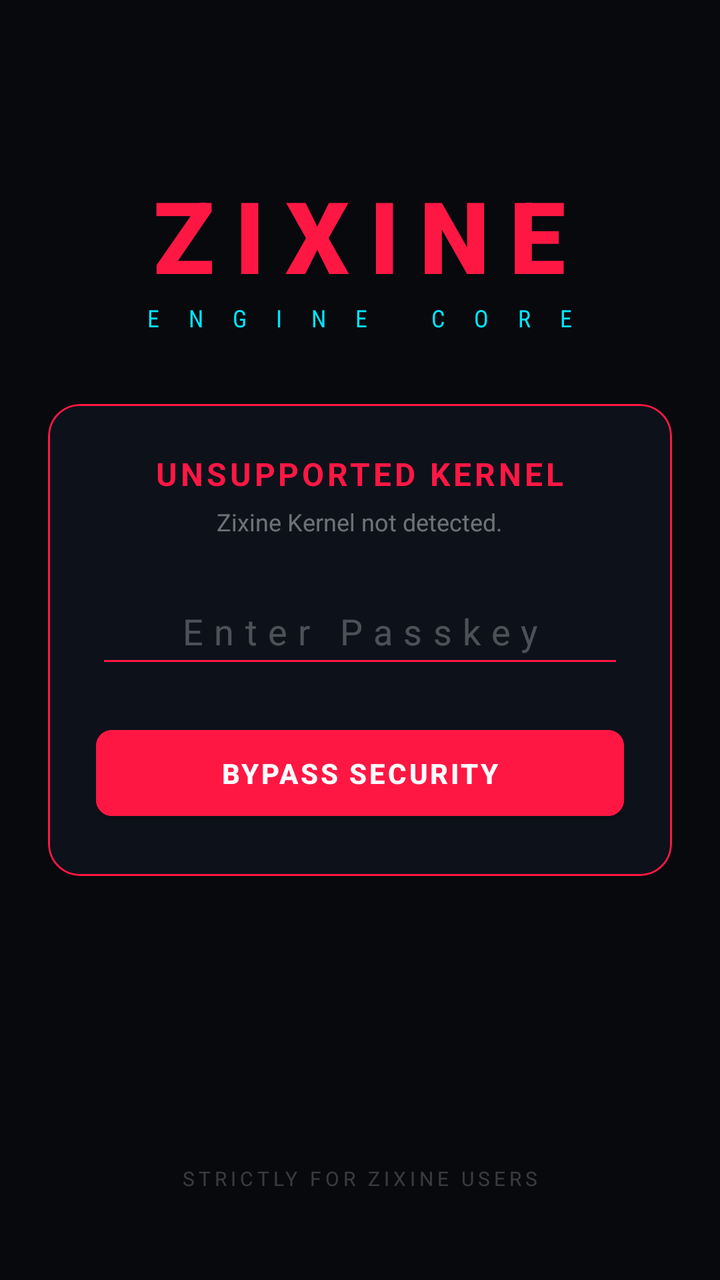
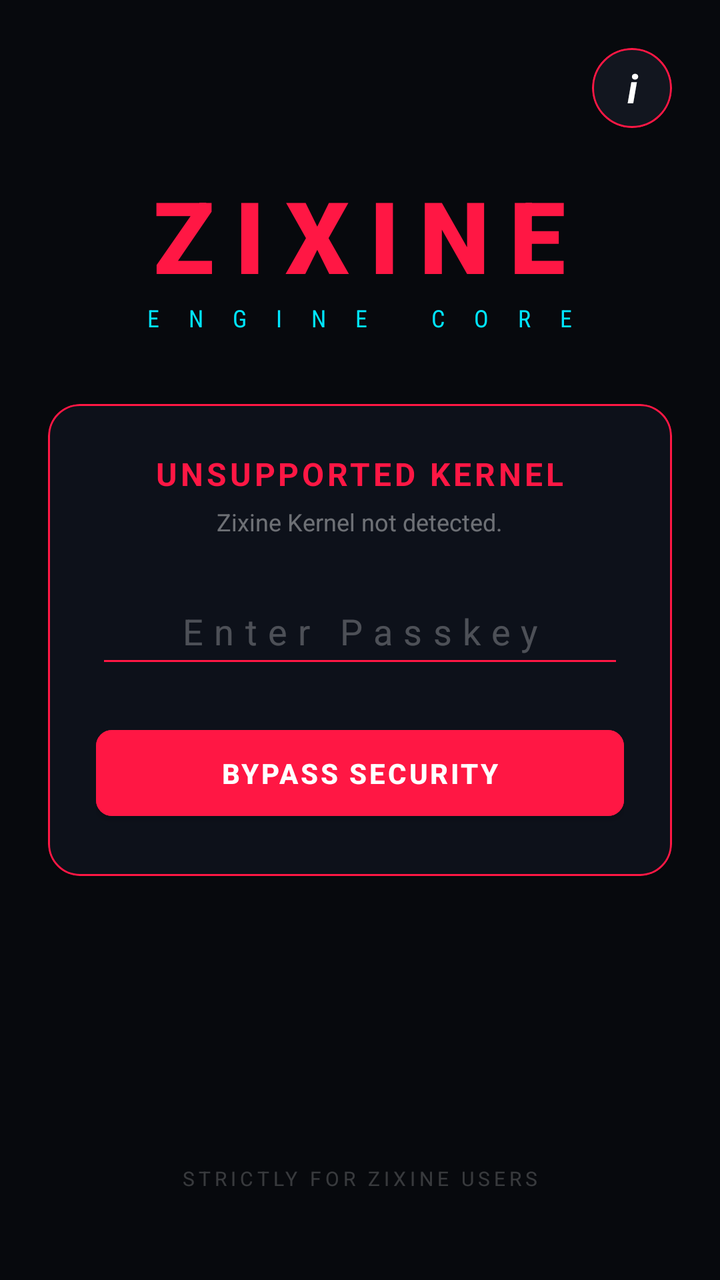

Before-and-after screenshots of an Android layout around one commit, followed by the original layout XML and the change that was made.
<!-- AndroidManifest.xml: application theme Theme.MaterialComponents.DayNight.NoActionBar -->
<!-- res/layout/activity_main.xml -->
<?xml version="1.0" encoding="utf-8"?>
<RelativeLayout xmlns:android="http://schemas.android.com/apk/res/android"
    xmlns:app="http://schemas.android.com/apk/res-auto"
    android:layout_width="match_parent"
    android:layout_height="match_parent"
    android:background="#07090D"
    android:padding="24dp">

    <LinearLayout
        android:id="@+id/header"
        android:layout_width="wrap_content"
        android:layout_height="wrap_content"
        android:layout_centerHorizontal="true"
        android:layout_marginTop="60dp"
        android:gravity="center"
        android:orientation="vertical">
        <TextView
            android:layout_width="wrap_content"
            android:layout_height="wrap_content"
            android:text="ZIXINE"
            android:textColor="#FF1744"
            android:textSize="50sp"
            android:fontFamily="sans-serif-black"
            android:letterSpacing="0.2" />
        <TextView
            android:layout_width="wrap_content"
            android:layout_height="wrap_content"
            android:text="E N G I N E   C O R E"
            android:textColor="#00E5FF"
            android:textSize="12sp"
            android:letterSpacing="0.5"
            android:fontFamily="sans-serif-condensed" />
    </LinearLayout>

    <LinearLayout
        android:id="@+id/layout_verified"
        android:layout_width="match_parent"
        android:layout_height="wrap_content"
        android:layout_centerInParent="true"
        android:gravity="center"
        android:orientation="vertical"
        android:visibility="gone">
        <TextView
            android:layout_width="wrap_content"
            android:layout_height="wrap_content"
            android:text="SYSTEM VERIFIED"
            android:textColor="#00E5FF"
            android:textSize="20sp"
            android:textStyle="bold"
            android:letterSpacing="0.1"/>
        <TextView
            android:layout_width="wrap_content"
            android:layout_height="wrap_content"
            android:layout_marginTop="10dp"
            android:text="Close this app and use Quick Settings (Status Bar) to control Zixine Engine."
            android:textColor="#88FFFFFF"
            android:textSize="14sp"
            android:gravity="center"
            android:paddingHorizontal="30dp"/>
    </LinearLayout>

    <com.google.android.material.card.MaterialCardView
        android:id="@+id/layout_locked"
        android:layout_width="match_parent"
        android:layout_height="wrap_content"
        android:layout_centerInParent="true"
        app:cardBackgroundColor="#0D111A"
        app:cardCornerRadius="16dp"
        app:strokeColor="#FF1744"
        app:strokeWidth="1dp"
        android:elevation="10dp">
        <LinearLayout
            android:layout_width="match_parent"
            android:layout_height="wrap_content"
            android:orientation="vertical"
            android:padding="24dp"
            android:gravity="center">
            <TextView
                android:layout_width="wrap_content"
                android:layout_height="wrap_content"
                android:text="UNSUPPORTED KERNEL"
                android:textColor="#FF1744"
                android:textSize="16sp"
                android:textStyle="bold"
                android:letterSpacing="0.1"/>
            <TextView
                android:layout_width="wrap_content"
                android:layout_height="wrap_content"
                android:layout_marginTop="5dp"
                android:text="Zixine Kernel not detected."
                android:textColor="#66FFFFFF"
                android:textSize="12sp" />
            
            <EditText
                android:id="@+id/input_code"
                android:layout_width="match_parent"
                android:layout_height="50dp"
                android:layout_marginTop="20dp"
                android:hint="Enter Passkey"
                android:textColorHint="#44FFFFFF"
                android:textColor="#FFFFFF"
                android:inputType="numberPassword"
                android:gravity="center"
                android:backgroundTint="#FF1744"
                android:textSize="18sp"
                android:letterSpacing="0.3"/>
                
            <Button
                android:id="@+id/btn_unlock"
                android:layout_width="match_parent"
                android:layout_height="55dp"
                android:layout_marginTop="20dp"
                android:text="BYPASS SECURITY"
                android:textColor="#FFFFFF"
                android:textStyle="bold"
                android:backgroundTint="#FF1744"
                app:cornerRadius="8dp"/>
        </LinearLayout>
    </com.google.android.material.card.MaterialCardView>

    <TextView
        android:layout_width="match_parent"
        android:layout_height="wrap_content"
        android:layout_alignParentBottom="true"
        android:layout_marginBottom="20dp"
        android:text="STRICTLY FOR ZIXINE USERS"
        android:textColor="#33FFFFFF"
        android:textSize="10sp"
        android:gravity="center"
        android:letterSpacing="0.2"/>

</RelativeLayout>
<!-- resources referenced by this layout -->
<resources>

</resources>

<!-- the commit's change to res/layout/activity_main.xml (unified diff, before → after) -->
@@ -5,6 +5,28 @@
     android:layout_height="match_parent"
     android:background="#07090D"
     android:padding="24dp">
+
+    <com.google.android.material.card.MaterialCardView
+        android:id="@+id/btn_info"
+        android:layout_width="40dp"
+        android:layout_height="40dp"
+        android:layout_alignParentTop="true"
+        android:layout_alignParentEnd="true"
+        android:clickable="true"
+        android:focusable="true"
+        app:cardBackgroundColor="#12161F"
+        app:cardCornerRadius="20dp"
+        app:strokeColor="#FF1744"
+        app:strokeWidth="1dp">
+        <TextView
+            android:layout_width="match_parent"
+            android:layout_height="match_parent"
+            android:text="i"
+            android:textColor="#FFFFFF"
+            android:textSize="20sp"
+            android:textStyle="bold|italic"
+            android:gravity="center"/>
+    </com.google.android.material.card.MaterialCardView>
 
     <LinearLayout
         android:id="@+id/header"
